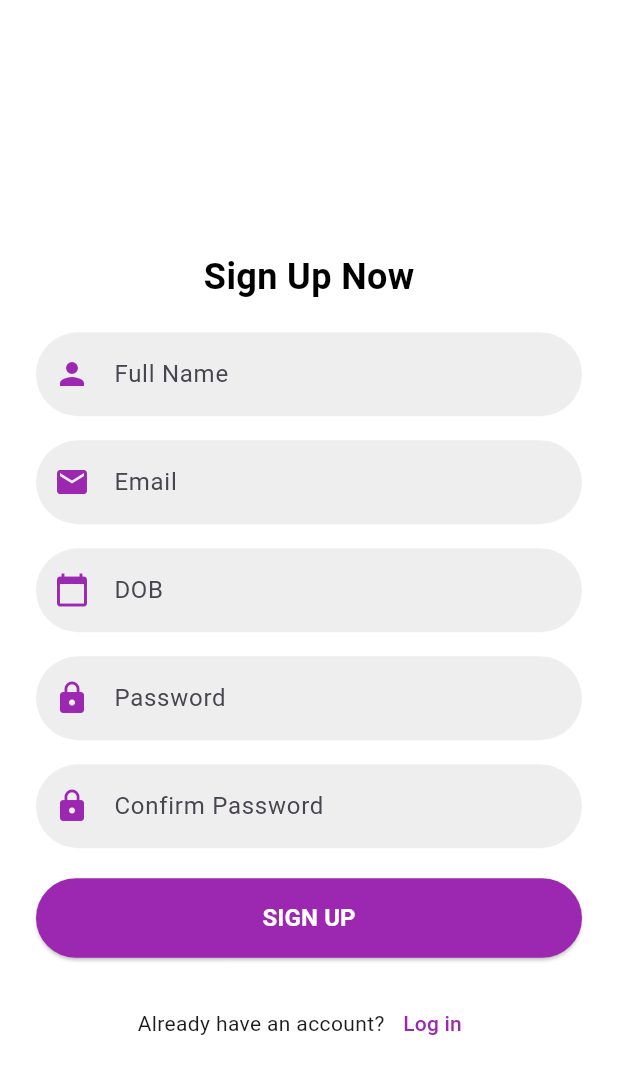
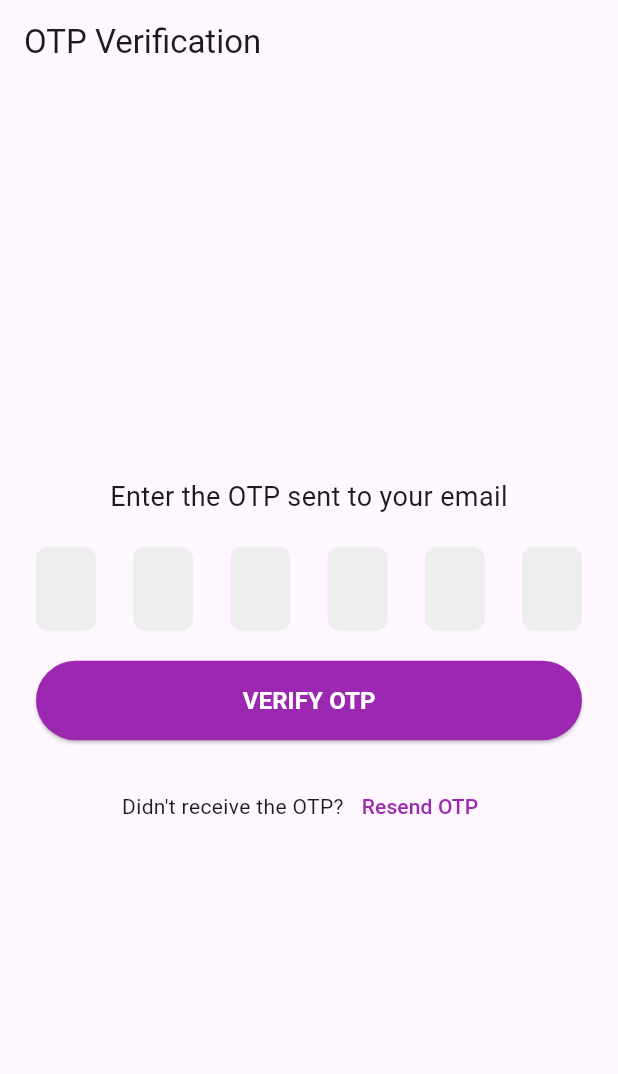
Before and after one commit to dhananjayaaps/biomark, a Flutter app: the screen it shows after launch, on a phone screen of 412 x 824 dp. Shown: the top 1074 px of the screen. Run offline on Flutter 3.47's test engine with Material 3 defaults, Android fonts, the phone set to English and light mode, and no system bars.

Commit message:
otp validation page created

```diff
--- a/lib/main.dart
+++ b/lib/main.dart
@@ -2,6 +2,7 @@ import 'package:flutter/material.dart';
 import 'login_page.dart';
 import 'signup_page.dart';
 import 'home_page.dart';
+import 'otp_validate_page.dart';
 
 void main() {
   runApp(MyApp());
@@ -16,11 +17,12 @@ class MyApp extends StatelessWidget {
         primarySwatch: Colors.purple,
       ),
       // Define initial route and named routes
-      initialRoute: '/signup',
+      initialRoute: '/otpvalidate',
       routes: {
         '/login': (context) => LoginPage(),  // Default route
         '/signup': (context) => SignUpPage(),
         '/home': (context) => HomePage(),
+        '/otpvalidate': (context) => OTPValidationPage(),
       },
     );
   }
--- /dev/null
+++ b/lib/otp_validate_page.dart
@@ -0,0 +1,120 @@
+import 'package:flutter/material.dart';
+
+class OTPValidationPage extends StatelessWidget {
+  final List<TextEditingController> _controllers =
+  List.generate(6, (_) => TextEditingController());
+
+  @override
+  Widget build(BuildContext context) {
+    return Scaffold(
+      appBar: AppBar(
+        title: Text('OTP Verification'),
+      ),
+      body: Center(
+        child: Padding(
+          padding: const EdgeInsets.symmetric(horizontal: 24.0),
+          child: Column(
+            mainAxisAlignment: MainAxisAlignment.center,
+            children: [
+              Text(
+                'Enter the OTP sent to your email',
+                style: TextStyle(fontSize: 18),
+                textAlign: TextAlign.center,
+              ),
+              SizedBox(height: 20),
+              Row(
+                mainAxisAlignment: MainAxisAlignment.spaceBetween,
+                children: List.generate(6, (index) {
+                  return _buildOTPBox(context, index);
+                }),
+              ),
+              SizedBox(height: 20),
+              SizedBox(
+                width: double.infinity,
+                child: ElevatedButton(
+                  onPressed: () {
+                    String otp = _controllers.map((controller) => controller.text).join();
+
+                    if (otp.length == 6) {
+                      ScaffoldMessenger.of(context).showSnackBar(
+                        SnackBar(content: Text('OTP Verified Successfully')),
+                      );
+                      Navigator.pushNamed(context, '/home');
+                    } else {
+                      ScaffoldMessenger.of(context).showSnackBar(
+                        SnackBar(content: Text('Please enter a valid OTP')),
+                      );
+                    }
+                  },
+                  style: ElevatedButton.styleFrom(
+                    backgroundColor: Colors.purple,
+                    padding: EdgeInsets.symmetric(vertical: 15),
+                    shape: RoundedRectangleBorder(
+                      borderRadius: BorderRadius.circular(30),
+                    ),
+                  ),
+                  child: Text(
+                    'VERIFY OTP',
+                    style: TextStyle(
+                      fontSize: 16,
+                      fontWeight: FontWeight.bold,
+                      color: Colors.white,
+                    ),
+                  ),
+                ),
+              ),
+              SizedBox(height: 20),
+              Row(
+                mainAxisAlignment: MainAxisAlignment.center,
+                children: [
+                  Text("Didn't receive the OTP?"),
+                  TextButton(
+                    onPressed: () {
+                      ScaffoldMessenger.of(context).showSnackBar(
+                        SnackBar(content: Text('OTP Resent')),
+                      );
+                    },
+                    child: Text(
+                      'Resend OTP',
+                      style: TextStyle(color: Colors.purple),
+                    ),
+                  ),
+                ],
+              ),
+            ],
+          ),
+        ),
+      ),
+    );
+  }
+
+  // Helper function to build an individual OTP input box
+  Widget _buildOTPBox(BuildContext context, int index) {
+    return SizedBox(
+      width: 40,
+      child: TextField(
+        controller: _controllers[index],
+        keyboardType: TextInputType.number,
+        maxLength: 1,
+        textAlign: TextAlign.center,
+        decoration: InputDecoration(
+          counterText: '',
+          filled: true,
+          fillColor: Colors.grey[200],
+          border: OutlineInputBorder(
+            borderRadius: BorderRadius.circular(8),
+            borderSide: BorderSide.none,
+          ),
+        ),
+        onChanged: (value) {
+          if (value.isNotEmpty && index < 5) {
+            FocusScope.of(context).nextFocus(); // Move to next box
+          }
+          if (value.isEmpty && index > 0) {
+            FocusScope.of(context).previousFocus(); // Move to previous box if empty
+          }
+        },
+      ),
+    );
+  }
+}
```
Also changed, not shown: 1 other file.
